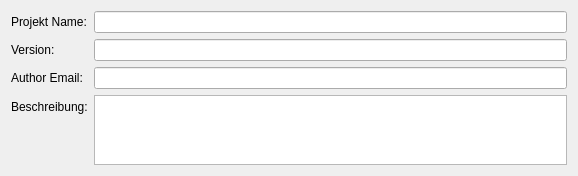
Before: the Qt Designer form som_gui/module/project/qt/SettingsGeneral.ui in c-mellueh/SOM-Toolkit, drawn with Qt 5.
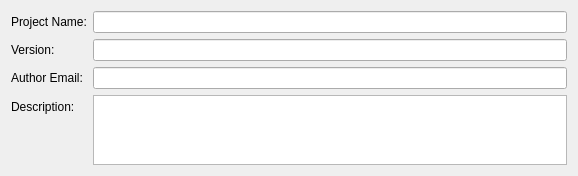
After: the same form once the commit is applied.

What changed in the file:
```diff
--- a/som_gui/module/project/qt/SettingsGeneral.ui
+++ b/som_gui/module/project/qt/SettingsGeneral.ui
@@ -17,7 +17,7 @@
             <item row="0" column="0">
                 <widget class="QLabel" name="label_2">
                     <property name="text">
-                        <string>Projekt Name:</string>
+                        <string>Project Name:</string>
                     </property>
                 </widget>
             </item>
@@ -47,7 +47,7 @@
             <item row="3" column="0">
                 <widget class="QLabel" name="label">
                     <property name="text">
-                        <string>Beschreibung:</string>
+                        <string>Description:</string>
                     </property>
                 </widget>
             </item>
```
Left out of the diff: 4 changed lines with no effect on the pictures.
